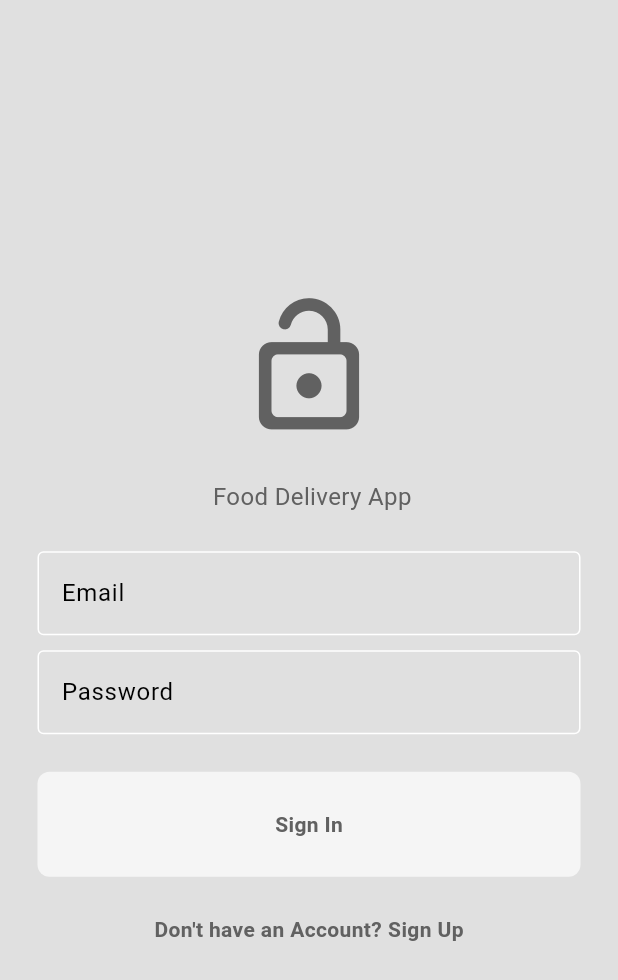
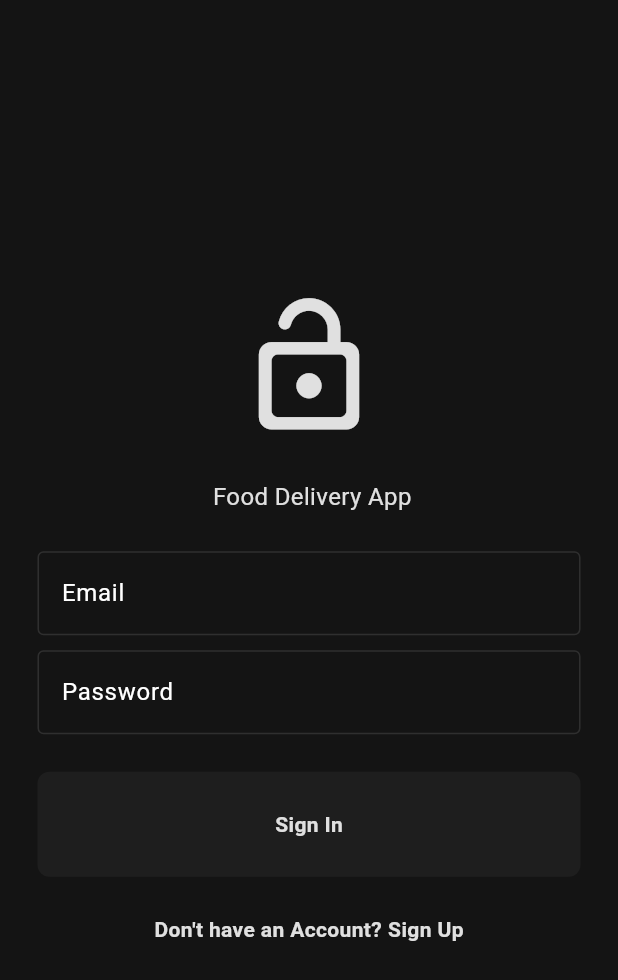
Before and after one commit to david123mbah/KmerChoop---food-dilivery-App, a Flutter app: the screen it shows after launch, on a phone screen of 412 x 824 dp. Shown: the top 980 px of the screen. Run offline on Flutter 3.47's test engine with Material 3 defaults, Android fonts, the phone set to English and light mode, and no system bars.

Commit message:
theme changes colours fixed

```diff
--- a/lib/themes/dark_theme.dart
+++ b/lib/themes/dark_theme.dart
@@ -6,6 +6,6 @@ ThemeData darktMode = ThemeData(
     primary: const Color.fromARGB(255, 122, 122, 122),
     secondary: const Color.fromARGB(255, 30, 30, 30),
     tertiary: const Color.fromARGB(255, 47, 47, 47),
-    inversePrimary: Colors.grey.shade700,
+    inversePrimary: Colors.grey.shade300,
   )
 );
--- a/lib/themes/theme_provider.dart
+++ b/lib/themes/theme_provider.dart
@@ -5,7 +5,7 @@ import 'package:musicapp/themes/light_mode.dart';
 
 
 class ThemeProvider with ChangeNotifier{
-   ThemeData _themeData = lightMode;
+   ThemeData _themeData = darktMode;
   ThemeData  get themeData => _themeData;
 
   bool get isDarkMode => _themeData == darktMode;
@@ -16,9 +16,9 @@ class ThemeProvider with ChangeNotifier{
    }
    void toggleTheme() {
     if (_themeData == lightMode) {
+      themeData = darktMode;
+    } else {
       themeData = lightMode;
-    } else {
-      themeData = darktMode;
     }
    }
 }
```
